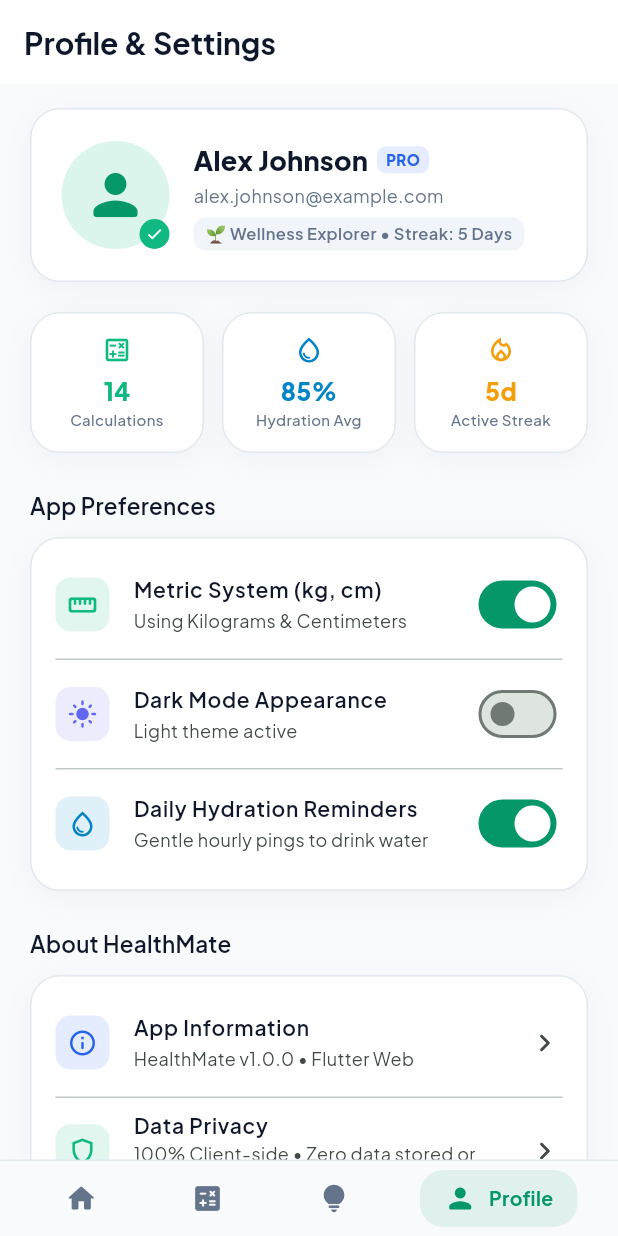
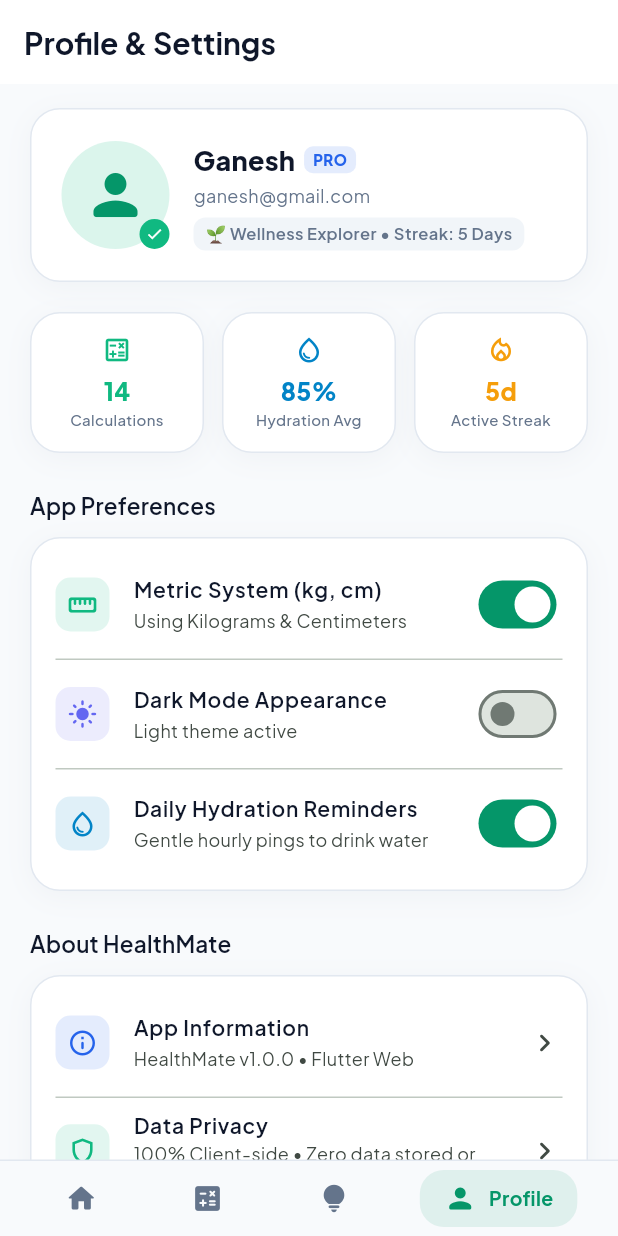
Before and after one commit to ganeshguptha777-code/BMI, a Flutter app: the screen it shows after launch, item 4 of the bottom bar chosen, on a phone screen of 412 x 824 dp. Run offline on Flutter 3.47's test engine with Material 3 defaults, Android fonts, the phone set to English and light mode, and no system bars; our stand-ins replace google_fonts.

Commit message:
Update profile name to Ganesh and email to ganesh@gmail.com

```diff
--- a/lib/screens/profile_screen.dart
+++ b/lib/screens/profile_screen.dart
@@ -75,7 +75,7 @@ class _ProfileScreenState extends State<ProfileScreen> {
                           Row(
                             children: [
                               Text(
-                                'Alex Johnson',
+                                'Ganesh',
                                 style: theme.textTheme.titleMedium?.copyWith(
                                   fontSize: 18,
                                   fontWeight: FontWeight.w800,
@@ -101,7 +101,7 @@ class _ProfileScreenState extends State<ProfileScreen> {
                           ),
                           const SizedBox(height: 2),
                           Text(
-                            'alex.johnson@example.com',
+                            'ganesh@gmail.com',
                             style: theme.textTheme.bodyMedium?.copyWith(fontSize: 12),
                           ),
                           const SizedBox(height: 6),
```
